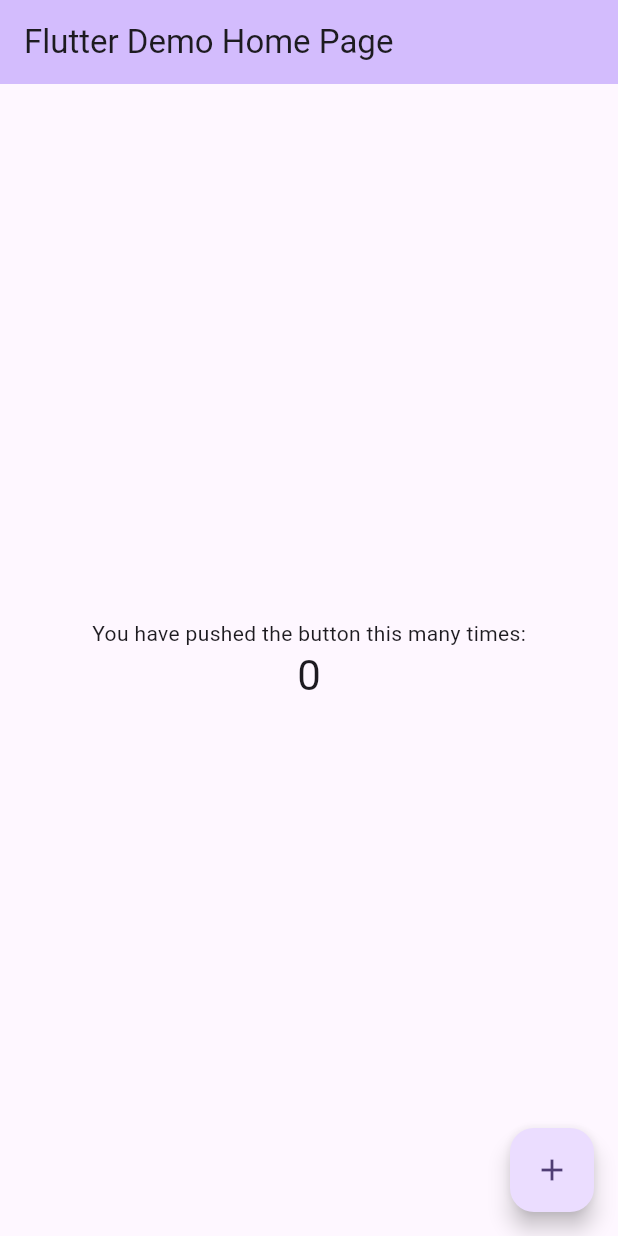
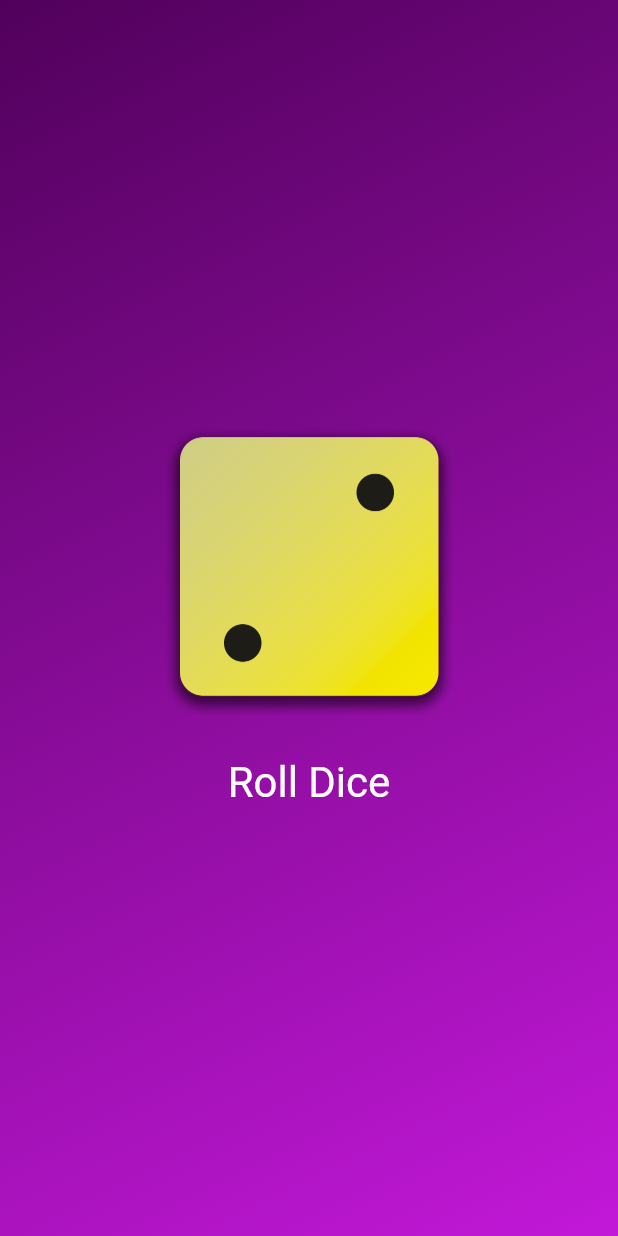
Before and after one commit to lanaarafat/Community-Kitchen-Connect, a Flutter app: the screen it shows after launch, on a phone screen of 412 x 824 dp. Run offline on Flutter 3.47's test engine with Material 3 defaults, Android fonts, the phone set to English and light mode, and no system bars.

Commit message:
dice roll implementation

```diff
--- /dev/null
+++ b/dice_app/lib/dice_roller.dart
@@ -0,0 +1,51 @@
+import 'dart:math';
+
+import 'package:flutter/material.dart';
+
+final randomizer = Random();
+
+class DiceRoller extends StatefulWidget {
+  const DiceRoller({super.key});
+
+  @override
+  State<DiceRoller> createState() {
+    return _DiceRollerState();
+  }
+}
+
+class _DiceRollerState extends State<DiceRoller> {
+  var currentDiceRoll = 2;
+
+  void rollDice() {
+    setState(() {
+      currentDiceRoll = randomizer.nextInt(6) + 1;
+    });
+  }
+
+  @override
+  Widget build(context) {
+    return Column(
+      mainAxisSize: MainAxisSize.min,
+      children: [
+        Image.asset(
+          'assets/images/dice-images/dice-$currentDiceRoll.png',
+          width: 200,
+        ),
+        const SizedBox(
+          height: 20,
+        ),
+        TextButton(
+          onPressed: rollDice,
+          style: TextButton.styleFrom(
+            // padding: const EdgeInsets.only(
+            //   top: 20,
+            // ),
+            foregroundColor: Colors.white,
+            textStyle: const TextStyle(fontSize: 28),
+          ),
+          child: const Text('Roll Dice'),
+        )
+      ],
+    );
+  }
+}
--- /dev/null
+++ b/dice_app/lib/gradient_container.dart
@@ -0,0 +1,27 @@
+import 'package:flutter/material.dart';
+import 'package:dice_app/dice_roller.dart';
+
+const startAlignment = Alignment.topLeft;
+const endAlignment = Alignment.bottomRight;
+
+class GradientContainer extends StatelessWidget {
+  const GradientContainer({required this.myColors, super.key});
+
+  final List<Color> myColors;
+
+  @override
+  Widget build(context) {
+    return Container(
+      decoration: BoxDecoration(
+        gradient: LinearGradient(
+          colors: myColors,
+          begin: startAlignment,
+          end: endAlignment,
+        ),
+      ),
+      child: const Center(
+        child: DiceRoller(),
+      ),
+    );
+  }
+}
--- a/dice_app/lib/main.dart
+++ b/dice_app/lib/main.dart
@@ -1,125 +1,15 @@
 import 'package:flutter/material.dart';
+import 'package:dice_app/gradient_container.dart';
 
 void main() {
-  runApp(const MyApp());
+  runApp(
+    const MaterialApp(
+      home: Scaffold(
+        body: GradientContainer(myColors: [
+          Color.fromARGB(255, 81, 1, 92),
+          Color.fromARGB(255, 194, 24, 216),
+        ]),
+      ),
+    ),
+  );
 }
-
-class MyApp extends StatelessWidget {
-  const MyApp({super.key});
-
-  // This widget is the root of your application.
-  @override
-  Widget build(BuildContext context) {
-    return MaterialApp(
-      title: 'Flutter Demo',
-      theme: ThemeData(
-        // This is the theme of your application.
-        //
-        // TRY THIS: Try running your application with "flutter run". You'll see
-        // the application has a purple toolbar. Then, without quitting the app,
-        // try changing the seedColor in the colorScheme below to Colors.green
-        // and then invoke "hot reload" (save your changes or press the "hot
-        // reload" button in a Flutter-supported IDE, or press "r" if you used
-        // the command line to start the app).
-        //
-        // Notice that the counter didn't reset back to zero; the application
-        // state is not lost during the reload. To reset the state, use hot
-        // restart instead.
-        //
-        // This works for code too, not just values: Most code changes can be
-        // tested with just a hot reload.
-        colorScheme: ColorScheme.fromSeed(seedColor: Colors.deepPurple),
-        useMaterial3: true,
-      ),
-      home: const MyHomePage(title: 'Flutter Demo Home Page'),
-    );
-  }
-}
-
-class MyHomePage extends StatefulWidget {
-  const MyHomePage({super.key, required this.title});
-
-  // This widget is the home page of your application. It is stateful, meaning
-  // that it has a State object (defined below) that contains fields that affect
-  // how it looks.
-
-  // This class is the configuration for the state. It holds the values (in this
-  // case the title) provided by the parent (in this case the App widget) and
-  // used by the build method of the State. Fields in a Widget subclass are
-  // always marked "final".
-
-  final String title;
-
-  @override
-  State<MyHomePage> createState() => _MyHomePageState();
-}
-
-class _MyHomePageState extends State<MyHomePage> {
-  int _counter = 0;
-
-  void _incrementCounter() {
-    setState(() {
-      // This call to setState tells the Flutter framework that something has
-      // changed in this State, which causes it to rerun the build method below
-      // so that the display can reflect the updated values. If we changed
-      // _counter without calling setState(), then the build method would not be
-      // called again, and so nothing would appear to happen.
-      _counter++;
-    });
-  }
-
-  @override
-  Widget build(BuildContext context) {
-    // This method is rerun every time setState is called, for instance as done
-    // by the _incrementCounter method above.
-    //
-    // The Flutter framework has been optimized to make rerunning build methods
-    // fast, so that you can just rebuild anything that needs updating rather
-    // than having to individually change instances of widgets.
-    return Scaffold(
-      appBar: AppBar(
-        // TRY THIS: Try changing the color here to a specific color (to
-        // Colors.amber, perhaps?) and trigger a hot reload to see the AppBar
-        // change color while the other colors stay the same.
-        backgroundColor: Theme.of(context).colorScheme.inversePrimary,
-        // Here we take the value from the MyHomePage object that was created by
-        // the App.build method, and use it to set our appbar title.
-        title: Text(widget.title),
-      ),
-      body: Center(
-        // Center is a layout widget. It takes a single child and positions it
-        // in the middle of the parent.
-        child: Column(
-          // Column is also a layout widget. It takes a list of children and
-          // arranges them vertically. By default, it sizes itself to fit its
-          // children horizontally, and tries to be as tall as its parent.
-          //
-          // Column has various properties to control how it sizes itself and
-          // how it positions its children. Here we use mainAxisAlignment to
-          // center the children vertically; the main axis here is the vertical
-          // axis because Columns are vertical (the cross axis would be
-          // horizontal).
-          //
-          // TRY THIS: Invoke "debug painting" (choose the "Toggle Debug Paint"
-          // action in the IDE, or press "p" in the console), to see the
-          // wireframe for each widget.
-          mainAxisAlignment: MainAxisAlignment.center,
-          children: <Widget>[
-            const Text(
-              'You have pushed the button this many times:',
-            ),
-            Text(
-              '$_counter',
-              style: Theme.of(context).textTheme.headlineMedium,
-            ),
-          ],
-        ),
-      ),
-      floatingActionButton: FloatingActionButton(
-        onPressed: _incrementCounter,
-        tooltip: 'Increment',
-        child: const Icon(Icons.add),
-      ), // This trailing comma makes auto-formatting nicer for build methods.
-    );
-  }
-}
```
